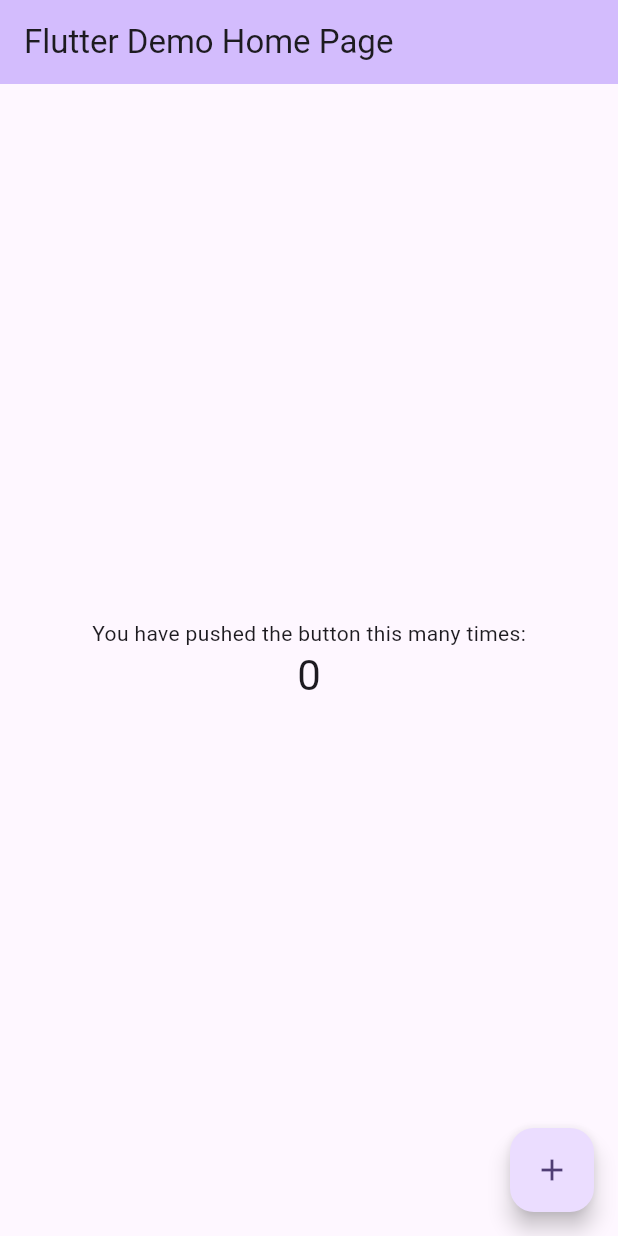
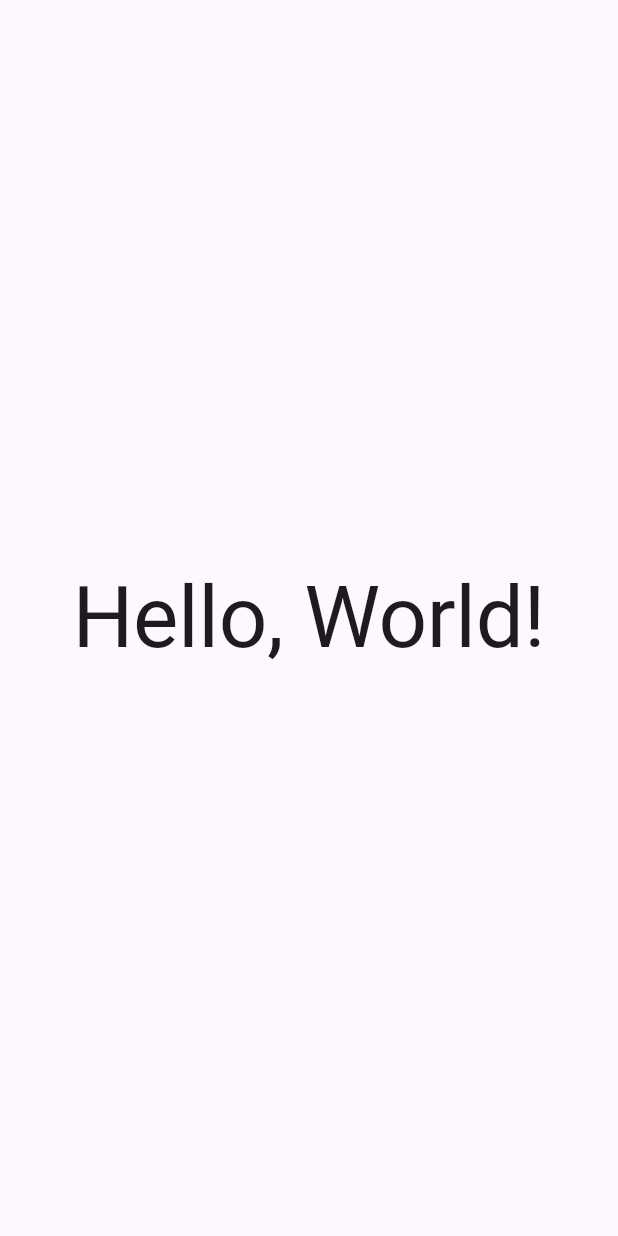
Before and after one commit to iHabibullahBahar/flutter_folder, a Flutter app: the screen it shows after launch, on a phone screen of 412 x 824 dp. Run offline on Flutter 3.47's test engine with Material 2 defaults, Android fonts, the phone set to English and light mode, and no system bars.

Commit message:
home_screen added

```diff
--- a/lib/main.dart
+++ b/lib/main.dart
@@ -1,4 +1,5 @@
 import 'package:flutter/material.dart';
+import 'package:flutterfolder/src/features/home/screens/home_screen.dart';
 
 void main() {
   runApp(const MyApp());
@@ -13,113 +14,10 @@ class MyApp extends StatelessWidget {
     return MaterialApp(
       title: 'Flutter Demo',
       theme: ThemeData(
-        // This is the theme of your application.
-        //
-        // TRY THIS: Try running your application with "flutter run". You'll see
-        // the application has a blue toolbar. Then, without quitting the app,
-        // try changing the seedColor in the colorScheme below to Colors.green
-        // and then invoke "hot reload" (save your changes or press the "hot
-        // reload" button in a Flutter-supported IDE, or press "r" if you used
-        // the command line to start the app).
-        //
-        // Notice that the counter didn't reset back to zero; the application
-        // state is not lost during the reload. To reset the state, use hot
-        // restart instead.
-        //
-        // This works for code too, not just values: Most code changes can be
-        // tested with just a hot reload.
         colorScheme: ColorScheme.fromSeed(seedColor: Colors.deepPurple),
         useMaterial3: true,
       ),
-      home: const MyHomePage(title: 'Flutter Demo Home Page'),
+      home: const HomeScreen(),
     );
   }
 }
-
-class MyHomePage extends StatefulWidget {
-  const MyHomePage({super.key, required this.title});
-
-  // This widget is the home page of your application. It is stateful, meaning
-  // that it has a State object (defined below) that contains fields that affect
-  // how it looks.
-
-  // This class is the configuration for the state. It holds the values (in this
-  // case the title) provided by the parent (in this case the App widget) and
-  // used by the build method of the State. Fields in a Widget subclass are
-  // always marked "final".
-
-  final String title;
-
-  @override
-  State<MyHomePage> createState() => _MyHomePageState();
-}
-
-class _MyHomePageState extends State<MyHomePage> {
-  int _counter = 0;
-
-  void _incrementCounter() {
-    setState(() {
-      // This call to setState tells the Flutter framework that something has
-      // changed in this State, which causes it to rerun the build method below
-      // so that the display can reflect the updated values. If we changed
-      // _counter without calling setState(), then the build method would not be
-      // called again, and so nothing would appear to happen.
-      _counter++;
-    });
-  }
-
-  @override
-  Widget build(BuildContext context) {
-    // This method is rerun every time setState is called, for instance as done
-    // by the _incrementCounter method above.
-    //
-    // The Flutter framework has been optimized to make rerunning build methods
-    // fast, so that you can just rebuild anything that needs updating rather
-    // than having to individually change instances of widgets.
-    return Scaffold(
-      appBar: AppBar(
-        // TRY THIS: Try changing the color here to a specific color (to
-        // Colors.amber, perhaps?) and trigger a hot reload to see the AppBar
-        // change color while the other colors stay the same.
-        backgroundColor: Theme.of(context).colorScheme.inversePrimary,
-        // Here we take the value from the MyHomePage object that was created by
-        // the App.build method, and use it to set our appbar title.
-        title: Text(widget.title),
-      ),
-      body: Center(
-        // Center is a layout widget. It takes a single child and positions it
-        // in the middle of the parent.
-        child: Column(
-          // Column is also a layout widget. It takes a list of children and
-          // arranges them vertically. By default, it sizes itself to fit its
-          // children horizontally, and tries to be as tall as its parent.
-          //
-          // Column has various properties to control how it sizes itself and
-          // how it positions its children. Here we use mainAxisAlignment to
-          // center the children vertically; the main axis here is the vertical
-          // axis because Columns are vertical (the cross axis would be
-          // horizontal).
-          //
-          // TRY THIS: Invoke "debug painting" (choose the "Toggle Debug Paint"
-          // action in the IDE, or press "p" in the console), to see the
-          // wireframe for each widget.
-          mainAxisAlignment: MainAxisAlignment.center,
-          children: <Widget>[
-            const Text(
-              'You have pushed the button this many times:',
-            ),
-            Text(
-              '$_counter',
-              style: Theme.of(context).textTheme.headlineMedium,
-            ),
-          ],
-        ),
-      ),
-      floatingActionButton: FloatingActionButton(
-        onPressed: _incrementCounter,
-        tooltip: 'Increment',
-        child: const Icon(Icons.add),
-      ), // This trailing comma makes auto-formatting nicer for build methods.
-    );
-  }
-}
--- /dev/null
+++ b/lib/src/features/home/screens/home_screen.dart
@@ -0,0 +1,16 @@
+import 'package:flutter/material.dart';
+
+class HomeScreen extends StatelessWidget {
+  const HomeScreen({super.key});
+
+  @override
+  Widget build(BuildContext context) {
+    return Scaffold(
+        body: Center(
+      child: Text(
+        'Hello, World!',
+        style: Theme.of(context).textTheme.headline1,
+      ),
+    ));
+  }
+}
```
